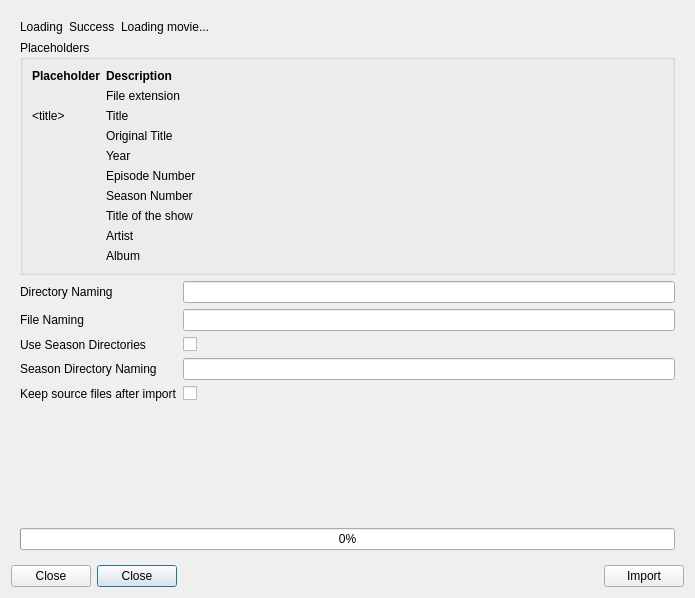
Above: downloads/ImportDialog.ui from Komet/MediaElch before the change. Below: the same form after it.
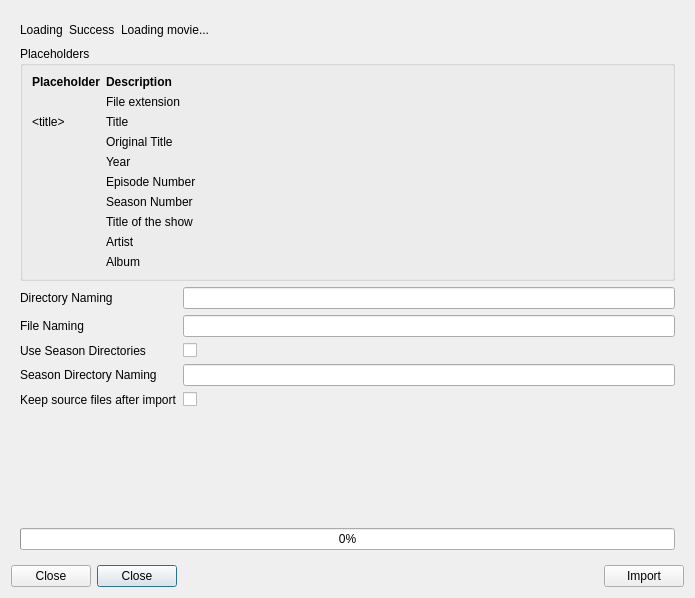
That is the form after the change. The open tabs and pages were chosen to show the change. Icons and pictures are not drawn. Custom widgets are drawn as their Qt base class.

Diff of the .ui file:
```diff
--- a/downloads/ImportDialog.ui
+++ b/downloads/ImportDialog.ui
@@ -30,7 +30,7 @@
      <widget class="QWidget" name="page_2">
       <layout class="QVBoxLayout" name="verticalLayout_3">
        <item>
-        <layout class="QHBoxLayout" name="horizontalLayout_2" stretch="0,0,1">
+        <layout class="QHBoxLayout" name="horizontalLayout_2" stretch="0,0,1,0">
          <item>
           <widget class="QLabel" name="loading">
            <property name="text">
@@ -52,6 +52,19 @@
            </property>
           </widget>
          </item>
+         <item>
+          <spacer name="horizontalSpacer_2">
+           <property name="orientation">
+            <enum>Qt::Horizontal</enum>
+           </property>
+           <property name="sizeHint" stdset="0">
+            <size>
+             <width>40</width>
+             <height>20</height>
+            </size>
+           </property>
+          </spacer>
+         </item>
         </layout>
        </item>
        <item>
```
